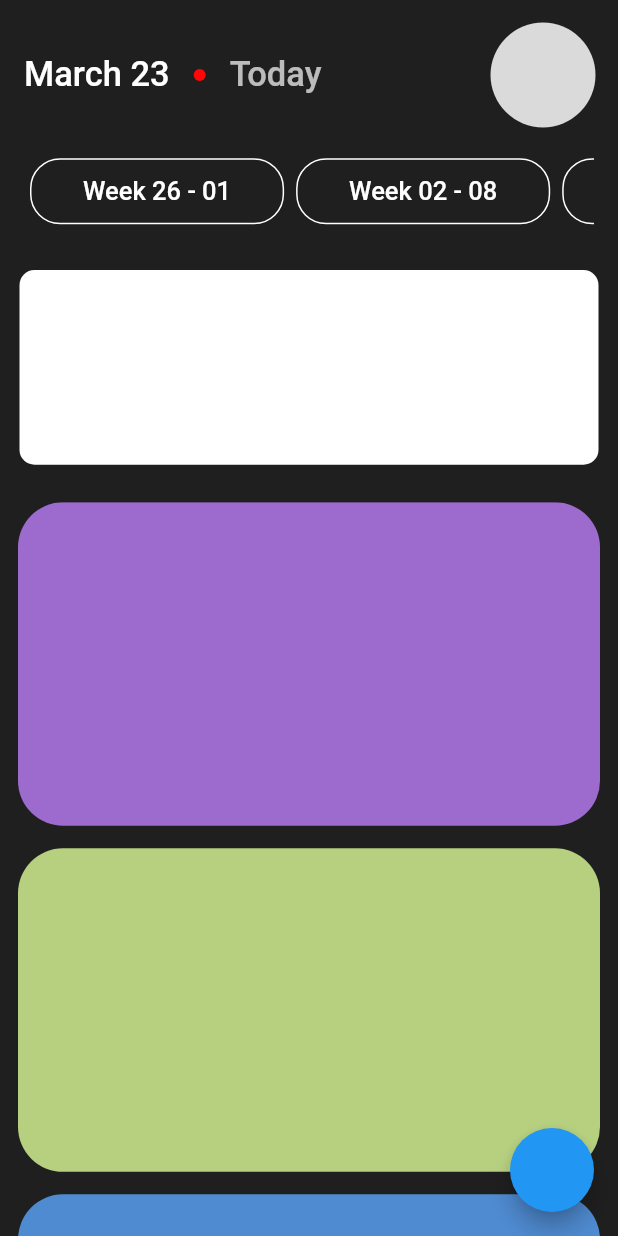
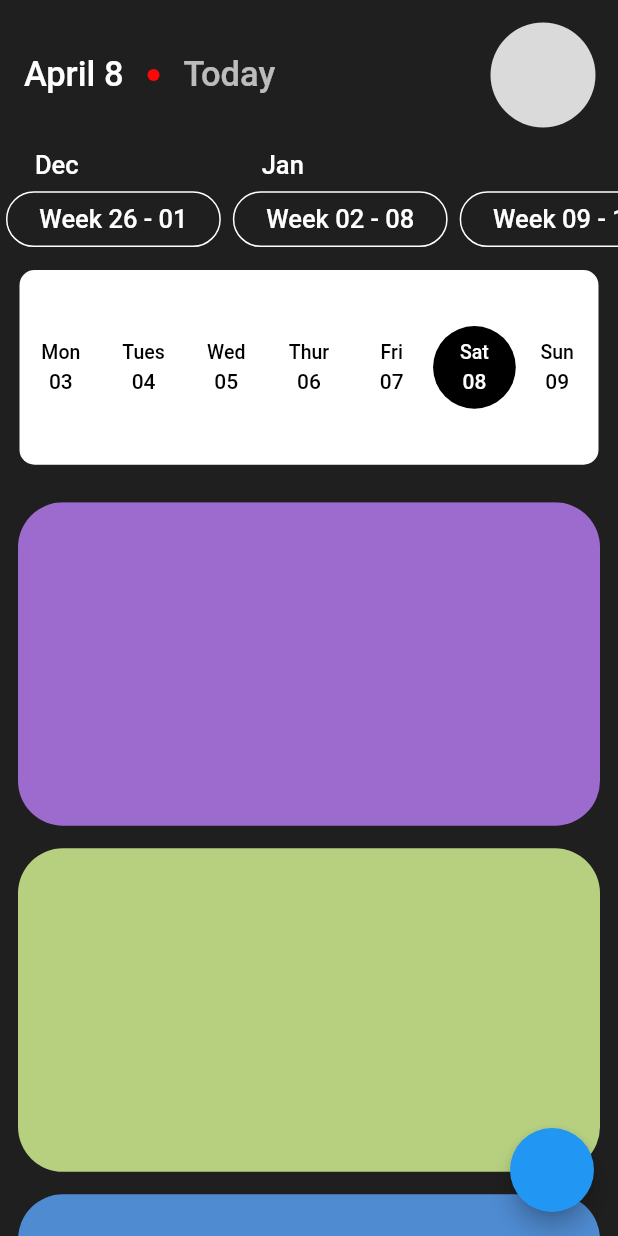
Before and after one commit to Sama-3l/chronos, a Flutter app: the screen it shows after launch, on a phone screen of 412 x 824 dp. Run offline on Flutter 3.47's test engine with Material 2 defaults, Android fonts, the phone set to English and light mode, and no system bars; drawn by our look-alikes of auto_size_text; our stand-ins replace bloc, equatable, flutter_bloc, google_fonts; Roboto replaces fonts that are missing (Questrial).

Commit message:
Weeks work

```diff
--- /dev/null
+++ b/lib/algorithms/methods.dart
@@ -0,0 +1,5 @@
+import 'package:flutter/material.dart';
+
+class Methods{
+
+}
--- a/lib/algorithms/timeCalc.dart
+++ b/lib/algorithms/timeCalc.dart
@@ -1,12 +1,15 @@
+import 'package:chronos/data/model/week.dart';
+import 'package:chronos/data/repositories/weeks.dart';
 import 'package:flutter/material.dart';
 import 'package:intl/intl.dart';
 
 class TimeNow {
-  List<Map<String, dynamic>> initializeWeeks(int year) {
-    return getWeeksForRange(DateTime.utc(year, 1, 1), DateTime.utc(year+1, 1, 1));
+  Weeks initializeWeeks(int year) {
+    return getWeeksForRange(
+        DateTime.utc(year, 1, 1), DateTime.utc(year + 1, 1, 1));
   }
 
-  List<Map<String, dynamic>> getWeeksForRange(DateTime start, DateTime end) {
+  Weeks getWeeksForRange(DateTime start, DateTime end) {
     var date = start;
     DateTime monday;
     DateTime sunday;
@@ -16,7 +19,7 @@ class TimeNow {
       monday = date;
     }
 
-    List<Map<String, dynamic>> weeks = [];
+    Weeks weekObject = Weeks();
 
     while (date.difference(end).inDays <= 0) {
       if (date.weekday == 1) {
@@ -25,17 +28,16 @@ class TimeNow {
 
       if (date.weekday == 7) {
         sunday = date;
-        weeks.add({
-          'monday': monday,
-          'sunday': sunday,
-          'week':
-              "Week ${monday.day.toString().padLeft(2, '0')} - ${sunday.day.toString().padLeft(2, '0')}",
-          'selected' : false
-        });
+        weekObject.weeks.add(Week(
+            monday: monday,
+            sunday: sunday,
+            selected: false,
+            week:
+                "Week ${monday.day.toString().padLeft(2, '0')} - ${sunday.day.toString().padLeft(2, '0')}"));
       }
       date = date.add(const Duration(days: 1));
     }
 
-    return weeks;
+    return weekObject;
   }
 }
--- /dev/null
+++ b/lib/business_logic/blocs/bloc/change_week_bloc.dart
@@ -0,0 +1,14 @@
+import 'package:bloc/bloc.dart';
+import 'package:chronos/data/model/selectedDay.dart';
+import 'package:equatable/equatable.dart';
+
+part 'change_week_event.dart';
+part 'change_week_state.dart';
+
+class ChangeWeekBloc extends Bloc<ChangeWeekEvent, ChangeWeekState> {
+  ChangeWeekBloc() : super(ChangeWeekInitial(selectedDay: null)) {
+    on<WeekChangeEvent>((event, emit) {
+      emit(WeekChangeState(selectedDay: event.selectedDay));
+    });
+  }
+}
--- /dev/null
+++ b/lib/business_logic/blocs/bloc/change_week_event.dart
@@ -0,0 +1,11 @@
+part of 'change_week_bloc.dart';
+
+abstract class ChangeWeekEvent{
+  ChangeWeekEvent({required this.selectedDay});
+
+  SelectedDay? selectedDay;
+}
+
+class WeekChangeEvent extends ChangeWeekEvent {
+  WeekChangeEvent({required super.selectedDay});
+}
--- /dev/null
+++ b/lib/business_logic/blocs/bloc/change_week_state.dart
@@ -0,0 +1,15 @@
+part of 'change_week_bloc.dart';
+
+abstract class ChangeWeekState {
+  ChangeWeekState({required this.selectedDay});
+
+  SelectedDay? selectedDay;
+}
+
+class ChangeWeekInitial extends ChangeWeekState {
+  ChangeWeekInitial({required super.selectedDay});
+}
+
+class WeekChangeState extends ChangeWeekState {
+  WeekChangeState({required super.selectedDay});
+}
--- /dev/null
+++ b/lib/data/model/selectedDay.dart
@@ -0,0 +1,9 @@
+import 'package:chronos/data/model/week.dart';
+import 'package:flutter/material.dart';
+
+class SelectedDay {
+  SelectedDay({required this.selectedWeekIndex, required this.selectedDay});
+
+  int selectedWeekIndex;
+  DateTime selectedDay;
+}
--- /dev/null
+++ b/lib/data/model/week.dart
@@ -0,0 +1,23 @@
+import 'package:flutter/material.dart';
+
+class Week {
+  Week(
+      {required this.monday,
+      required this.sunday,
+      required this.selected,
+      required this.week});
+
+  DateTime monday;
+  DateTime sunday;
+  String week;
+  bool selected;
+
+  Map toJson(){
+    return {
+      'monday' : monday,
+      'sunday' : sunday,
+      'week' : week,
+      'selected' : selected,
+    };
+  }
+}
--- /dev/null
+++ b/lib/data/repositories/weeks.dart
@@ -0,0 +1,7 @@
+import 'package:chronos/data/model/week.dart';
+import 'package:flutter/material.dart';
+
+class Weeks{
+
+  List<Week> weeks = [];
+}
--- a/lib/main.dart
+++ b/lib/main.dart
@@ -1,7 +1,9 @@
 // ignore_for_file: prefer_const_constructors
 
+import 'package:chronos/business_logic/blocs/bloc/change_week_bloc.dart';
 import 'package:chronos/presentation/home.dart';
 import 'package:flutter/material.dart';
+import 'package:flutter_bloc/flutter_bloc.dart';
 
 void main() {
   runApp(const MyApp());
@@ -12,9 +14,12 @@ class MyApp extends StatelessWidget {
 
   @override
   Widget build(BuildContext context) {
-    return MaterialApp(
-      debugShowCheckedModeBanner: false,
-      home: HomePage(),
+    return MultiBlocProvider(
+      providers: [BlocProvider(create: (context) => ChangeWeekBloc())],
+      child: MaterialApp(
+        debugShowCheckedModeBanner: false,
+        home: HomePage(),
+      ),
     );
   }
 }
--- a/lib/presentation/home.dart
+++ b/lib/presentation/home.dart
@@ -2,12 +2,21 @@
 
 import 'package:chronos/algorithms/timeCalc.dart';
 import 'package:chronos/constants/colors.dart';
-import 'package:chronos/presentation/widgets/dayOfWeek.dart';
+import 'package:chronos/data/model/selectedDay.dart';
+import 'package:chronos/data/model/week.dart';
+import 'package:chronos/data/repositories/weeks.dart';
+import 'package:chronos/presentation/widgets/daysOfWeek.dart';
+import 'package:chronos/presentation/widgets/listOfWeeks.dart';
 import 'package:chronos/presentation/widgets/taskCard.dart';
 import 'package:flutter/material.dart';
 import 'package:flutter/rendering.dart';
+import 'package:flutter_bloc/flutter_bloc.dart';
 import 'package:google_fonts/google_fonts.dart';
 import 'package:auto_size_text/auto_size_text.dart';
+import 'package:intl/intl.dart';
+
+import '../business_logic/blocs/bloc/change_week_bloc.dart';
+import 'widgets/eachDay.dart';
 
 class HomePage extends StatefulWidget {
   const HomePage({super.key});
@@ -21,34 +30,77 @@ class _HomePageState extends State<HomePage> {
   TimeNow time = TimeNow();
   TagColors tag = TagColors();
 
-  List<Widget> children = [
-    Expanded(
-      child: ListView.builder(
-          scrollDirection: Axis.horizontal,
-          itemBuilder: (context, index) {
-            return AspectRatio(
-                aspectRatio: 3.85, child: Container(color: Colors.white));
-          }),
-    )
-  ];
+  Weeks weekObject = Weeks();
+  List<Widget> taskList = [];
+  int weekSelectedIndex = 0;
+  final ScrollController _controller = ScrollController();
+  bool sliverPersistentHeader = false;
+  List<Widget> weekDays = [];
+  List<String> selectedDays = [];
 
-  List<Map<String, dynamic>> weeks = [];
-  List<Widget> taskList = [];
+  late SelectedDay selectedDay;
+  late int initialWeekIndex;
 
-  ScrollController _controller = ScrollController();
-  bool sliverPersistentHeader = false;
+  void selectedWeek(SelectedDay? setDay) {
+    weekDays = [];
+    DateTime date = weekObject.weeks[weekSelectedIndex].monday;
+    DateTime end = weekObject.weeks[weekSelectedIndex].sunday;
+    bool selected = false;
+    while (date.difference(end).inDays <= 0) {
+      if (DateUtils.isSameDay(date, setDay!.selectedDay)) {
+        selected = true;
+      } else {
+        selected = false;
+      }
+
+      if (date.weekday == 1) {
+        weekDays.add(Padding(
+          padding: const EdgeInsets.only(left: 0),
+          child: Day(
+              date: date.day.toString().padLeft(2, '0'),
+              index: date.weekday - 1,
+              selected: selected,
+              dateTime: date,
+              selectedDay: selectedDay),
+        ));
+      } else if (date.weekday == 7) {
+        weekDays.add(Padding(
+          padding: const EdgeInsets.only(right: 0),
+          child: Day(
+              date: date.day.toString().padLeft(2, '0'),
+              index: date.weekday - 1,
+              selected: selected,
+              dateTime: date,
+              selectedDay: selectedDay),
+        ));
+      } else {
+        weekDays.add(Day(
+          date: date.day.toString().padLeft(2, '0'),
+          index: date.weekday - 1,
+          selected: selected,
+          dateTime: date,
+          selectedDay: selectedDay,
+        ));
+      }
+      if (date.weekday != 7) weekDays.add(Spacer());
+      date = date.add(const Duration(days: 1));
+    }
+  }
 
   @override
   void initState() {
     super.initState();
-    weeks = time.initializeWeeks(DateTime.now().year);
-    for (int i = 0; i < weeks.length; i++) {
-      if (weeks[i]['monday'].compareTo(DateTime.now()) <= 0 &&
-          weeks[i]['sunday'].compareTo(DateTime.now()) >= 0) {
-        weeks[i]['selected'] = true;
+    weekObject = time.initializeWeeks(DateTime.now().year);
+    for (int i = 0; i < weekObject.weeks.length; i++) {
+      if (weekObject.weeks[i].monday.compareTo(DateTime.now()) <= 0 &&
+          weekObject.weeks[i].sunday.compareTo(DateTime.now()) >= 0) {
+        weekObject.weeks[i].selected = true;
+        weekSelectedIndex = i;
       }
-      print(weeks[i]);
     }
+    initialWeekIndex = weekSelectedIndex;
+    selectedDay = SelectedDay(
+        selectedDay: DateTime.now(), selectedWeekIndex: weekSelectedIndex);
     taskList.add(TaskCard(tagColor: tag.darkPurpleTag));
     taskList.add(TaskCard(tagColor: tag.lightGreenTag));
     taskList.add(TaskCard(tagColor: tag.blueTag));
@@ -66,21 +118,38 @@ class _HomePageState extends State<HomePage> {
         });
       }
     });
+    selectedWeek(selectedDay);
+  }
+
+  String checkTodayStatus() {
+    if (selectedDay.selectedDay.difference(DateTime.now()).inDays == 0) {
+      return "Today";
+    } else {
+      return "Selected";
+    }
   }
 
   @override
   Widget build(BuildContext context) {
+    return BlocBuilder<ChangeWeekBloc, ChangeWeekState>(
+      builder: (context, state) {
+        if (state is WeekChangeState) {
+          selectedDay = state.selectedDay!;
+          weekSelectedIndex = selectedDay.selectedWeekIndex;
+          selectedWeek(state.selectedDay);
+        }
         return Scaffold(
             backgroundColor: col.appColor,
             appBar: AppBar(
                 title: Row(
                   children: [
-                AutoSizeText("March 23",
+                    AutoSizeText(
+                        DateFormat.MMMMd().format(selectedDay.selectedDay),
                         minFontSize: 12,
                         style: GoogleFonts.questrial(
                             fontSize: 23, color: col.whiteTextColor)),
                     Padding(
-                  padding: const EdgeInsets.only(left: 16, right: 16),
+                      padding: const EdgeInsets.only(left: 16, right: 8),
                       child: Container(
                         height: 8,
                         width: 8,
@@ -89,11 +158,26 @@ class _HomePageState extends State<HomePage> {
                             borderRadius: BorderRadius.circular(10)),
                       ),
                     ),
-                AutoSizeText("Today",
-                    minFontSize: 12,
+                    TextButton(
+                      onPressed: () {
+                        weekObject.weeks[selectedDay.selectedWeekIndex]
+                            .selected = false;
+                        selectedDay.selectedDay = DateTime.now();
+                        selectedDay.selectedWeekIndex = initialWeekIndex;
+                        weekObject.weeks[initialWeekIndex].selected = true;
+                        selectedDay.selectedWeekIndex = initialWeekIndex;
+                        BlocProvider.of<ChangeWeekBloc>(context)
+                            .add(WeekChangeEvent(selectedDay: selectedDay));
+                      },
+                      child: FittedBox(
+                        fit: BoxFit.fitWidth,
+                        child: Text(checkTodayStatus(),
                             style: GoogleFonts.questrial(
                               fontSize: 23,
                                 color: col.whiteTextColor.withOpacity(0.7))),
+                      ),
+                    ),
+                    Expanded(child: Container())
                   ],
                 ),
                 actions: [
@@ -118,49 +202,15 @@ class _HomePageState extends State<HomePage> {
                 backgroundColor: col.appColor,
                 elevation: 0,
                 toolbarHeight: 70,
-            title: Padding(
-              padding: EdgeInsets.only(bottom: 15),
-              child: SizedBox(
-                  height: 52,
-                  child: ListView.builder(
-                      scrollDirection: Axis.horizontal,
-                      itemBuilder: (context, index) {
-                        return Padding(
-                          padding: const EdgeInsets.all(4),
-                          child: AspectRatio(
-                              aspectRatio: 3.85,
-                              child: weeks[index]['selected']
-                                  ? Container(
-                                      decoration: BoxDecoration(
-                                          color: col.selectionColor,
-                                          borderRadius:
-                                              BorderRadius.circular(30)),
-                                      child: Center(
-                                        child: Text('${weeks[index]['week']}',
-                                            style: GoogleFonts.questrial(
-                                                fontSize: 17,
-                                                color: col.primaryTextColor)),
-                                      ))
-                                  : Container(
-                                      decoration: BoxDecoration(
-                                          color: Colors.transparent,
-                                          border: Border.all(
-                                              color: col.whiteTextColor),
-                                          borderRadius:
-                                              BorderRadius.circular(20)),
-                                      child: Center(
-                                        child: Text('${weeks[index]['week']}',
-                                            style: GoogleFonts.questrial(
-                                                fontSize: 17,
-                                                color: col.whiteTextColor)),
-                                      ))),
-                        );
-                      })),
-            ),
+                titleSpacing: 0,
+                title: ListOfWeeks(
+                    weekObject: weekObject, col: col, selectedDay: selectedDay),
               ),
               SliverPersistentHeader(
                   pinned: sliverPersistentHeader,
                   delegate: DayOfWeek(
+                      thisWeek: weekDays,
+                      currentWeekMap: weekObject.weeks[weekSelectedIndex],
                       maxheight: MediaQuery.of(context).size.height * 0.2,
                       minheight: MediaQuery.of(context).size.height * 0.13)),
               SliverFixedExtentList(
@@ -168,5 +218,7 @@ class _HomePageState extends State<HomePage> {
                   itemExtent: MediaQuery.of(context).size.height * 0.28)
             ]),
             floatingActionButton: FloatingActionButton(onPressed: () {}));
+      },
+    );
   }
 }
--- a/lib/presentation/widgets/dayOfWeek.dart
+++ b/lib/presentation/widgets/daysOfWeek.dart
@@ -1,13 +1,20 @@
 // ignore_for_file: prefer_const_constructors, empty_constructor_bodies
 
 import 'package:chronos/constants/colors.dart';
+import 'package:chronos/data/model/week.dart';
 import 'package:flutter/material.dart';
 
 class DayOfWeek extends SliverPersistentHeaderDelegate {
-  DayOfWeek({required this.maxheight, required this.minheight});
+  DayOfWeek(
+      {required this.maxheight,
+      required this.minheight,
+      required this.thisWeek,
+      required this.currentWeekMap});
 
   double maxheight;
   double minheight;
+  Week currentWeekMap;
+  List<Widget> thisWeek;
   PrimaryColors col = PrimaryColors();
 
   @override
@@ -21,7 +28,10 @@ class DayOfWeek extends SliverPersistentHeaderDelegate {
             child: Container(
                 decoration: BoxDecoration(
                     color: Colors.white,
-                    borderRadius: BorderRadius.circular(10))),
+                    borderRadius: BorderRadius.circular(10)),
+                child: Center(child: Row(
+                  mainAxisAlignment: MainAxisAlignment.spaceEvenly,
+                  children: thisWeek))),
           )),
     );
   }
--- /dev/null
+++ b/lib/presentation/widgets/eachDay.dart
@@ -0,0 +1,91 @@
+import 'package:chronos/business_logic/blocs/bloc/change_week_bloc.dart';
+import 'package:chronos/constants/colors.dart';
+import 'package:chronos/data/model/selectedDay.dart';
+import 'package:flutter/material.dart';
+import 'package:flutter_bloc/flutter_bloc.dart';
+import 'package:google_fonts/google_fonts.dart';
+import 'package:auto_size_text/auto_size_text.dart';
+
+class Day extends StatelessWidget {
+  Day(
+      {super.key,
+      required this.index,
+      required this.date,
+      required this.selected,
+      required this.dateTime,
+      required this.selectedDay});
+
+  PrimaryColors col = PrimaryColors();
+  int index;
+  String date;
+  bool selected;
+  DateTime dateTime;
+  SelectedDay? selectedDay;
+
+  final List<String> days = ["Mon", "Tues", "Wed", "Thur", "Fri", "Sat", "Sun"];
+
+  @override
+  Widget build(BuildContext context) {
+    return selected
+        ? SizedBox(
+            height: (MediaQuery.of(context).size.width - 26) / 7,
+            width: (MediaQuery.of(context).size.width - 26) / 7,
+            child: TextButton(
+              onPressed: () {},
+              style: ElevatedButton.styleFrom(
+                  backgroundColor: col.primaryTextColor,
+                  shape: RoundedRectangleBorder(
+                      borderRadius: BorderRadius.circular(60))),
+              child: Column(
+                  mainAxisSize: MainAxisSize.min,
+                  mainAxisAlignment: MainAxisAlignment.center,
+                  children: [
+                    Padding(
+                      padding: const EdgeInsets.only(bottom: 4),
+                      child: AutoSizeText(days[index],
+                          // minFontSize: 2,
+                          maxFontSize: 13,
+                          style:
+                              GoogleFonts.questrial(color: col.whiteTextColor)),
+                    ),
+                    AutoSizeText(date,
+                        // minFontSize: 12,
+                        maxFontSize: 23,
+                        style: GoogleFonts.questrial(color: col.whiteTextColor))
+                  ]),
+            ))
+        : SizedBox(
+            height: (MediaQuery.of(context).size.width - 26) / 7,
+            width: (MediaQuery.of(context).size.width - 26) / 7,
+            child: TextButton(
+              onPressed: () {
+                selectedDay!.selectedDay = dateTime;
+                BlocProvider.of<ChangeWeekBloc>(context)
+                    .add(WeekChangeEvent(selectedDay: selectedDay));
+              },
+              style: ElevatedButton.styleFrom(
+                  backgroundColor: Colors.transparent,
+                  shape: RoundedRectangleBorder(
+                      borderRadius: BorderRadius.circular(60))),
+              child: Column(
+                  mainAxisSize: MainAxisSize.min,
+                  crossAxisAlignment: CrossAxisAlignment.center,
+                  children: [
+                    Padding(
+                      padding: const EdgeInsets.only(bottom: 4),
+                      child: AutoSizeText(days[index],
+                          // minFontSize: 2,
+                          maxFontSize: 13,
+                          style: GoogleFonts.questrial(
+                              color: col.primaryTextColor)),
+                    ),
+                    AutoSizeText(date,
+                        // minFontSize: 12,
+                        maxFontSize: 23,
+                        style:
+                            GoogleFonts.questrial(color: col.primaryTextColor))
+                  ]),
+            ),
+          );
+  }
+}
--- /dev/null
+++ b/lib/presentation/widgets/listOfWeeks.dart
@@ -0,0 +1,112 @@
+// ignore_for_file: prefer_const_constructors
+
+import 'package:chronos/business_logic/blocs/bloc/change_week_bloc.dart';
+import 'package:chronos/data/model/selectedDay.dart';
+import 'package:chronos/data/repositories/weeks.dart';
+import 'package:flutter/material.dart';
+import 'package:chronos/constants/colors.dart';
+import 'package:flutter_bloc/flutter_bloc.dart';
+import 'package:google_fonts/google_fonts.dart';
+import 'package:auto_size_text/auto_size_text.dart';
+import 'package:intl/intl.dart';
+
+class ListOfWeeks extends StatelessWidget {
+  ListOfWeeks(
+      {super.key,
+      required this.weekObject,
+      required this.col,
+      required this.selectedDay});
+
+  final Weeks weekObject;
+  final PrimaryColors col;
+  SelectedDay selectedDay;
+  bool changeMonth = false;
+
+  @override
+  Widget build(BuildContext context) {
+    return Padding(
+      padding: EdgeInsets.only(bottom: 15),
+      child: SizedBox(
+          height: MediaQuery.of(context).size.height * 0.1,
+          child: ListView.builder(
+              scrollDirection: Axis.horizontal,
+              itemBuilder: (context, index) {
+                if (weekObject.weeks[index].monday.month != 12) {
+                  if ((weekObject.weeks[index].monday.month -
+                          weekObject.weeks[index - 1].monday.month !=
+                      0)) {
+                    changeMonth = true;
+                  } else {
+                    changeMonth = false;
+                  }
+                } else {
+                  changeMonth = true;
+                }
+                return Padding(
+                  padding: EdgeInsets.all(4),
+                  child: GestureDetector(
+                    onTap: () {
+                      weekObject.weeks[selectedDay.selectedWeekIndex].selected =
+                          false;
+                      weekObject.weeks[index].selected = true;
+                      selectedDay.selectedWeekIndex = index;
+                      BlocProvider.of<ChangeWeekBloc>(context)
+                          .add(WeekChangeEvent(selectedDay: selectedDay));
+                    },
+                    child: Column(
+                      mainAxisSize: MainAxisSize.min,
+                      children: [
+                        Flexible(
+                            child: Padding(
+                          padding: const EdgeInsets.only(top: 10),
+                          child: AspectRatio(
+                            aspectRatio: 3.85,
+                            child: changeMonth
+                                ? AutoSizeText(
+                                    DateFormat.MMM()
+                                        .format(weekObject.weeks[index].monday),
+                                    style: GoogleFonts.questrial(
+                                        fontSize: 17,
+                                        color: col.whiteTextColor))
+                                : Container(),
+                          ),
+                        )),
+                        Flexible(
+                          child: AspectRatio(
+                              aspectRatio: 3.85,
+                              child: weekObject.weeks[index].selected
+                                  ? Container(
+                                      decoration: BoxDecoration(
+                                          color: col.selectionColor,
+                                          borderRadius:
+                                              BorderRadius.circular(30)),
+                                      child: Center(
+                                        child: AutoSizeText(
+                                            weekObject.weeks[index].week,
+                                            style: GoogleFonts.questrial(
+                                                fontSize: 17,
+                                                color: col.primaryTextColor)),
+                                      ))
+                                  : Container(
+                                      decoration: BoxDecoration(
+                                          color: Colors.transparent,
+                                          border: Border.all(
+                                              color: col.whiteTextColor),
+                                          borderRadius:
+                                              BorderRadius.circular(20)),
+                                      child: Center(
+                                        child: AutoSizeText(
+                                            weekObject.weeks[index].week,
+                                            style: GoogleFonts.questrial(
+                                                fontSize: 17,
+                                                color: col.whiteTextColor)),
+                                      ))),
+                        ),
+                      ],
+                    ),
+                  ),
+                );
+              })),
+    );
+  }
+}
```
Lines whose indentation alone changed are shown as unchanged.
